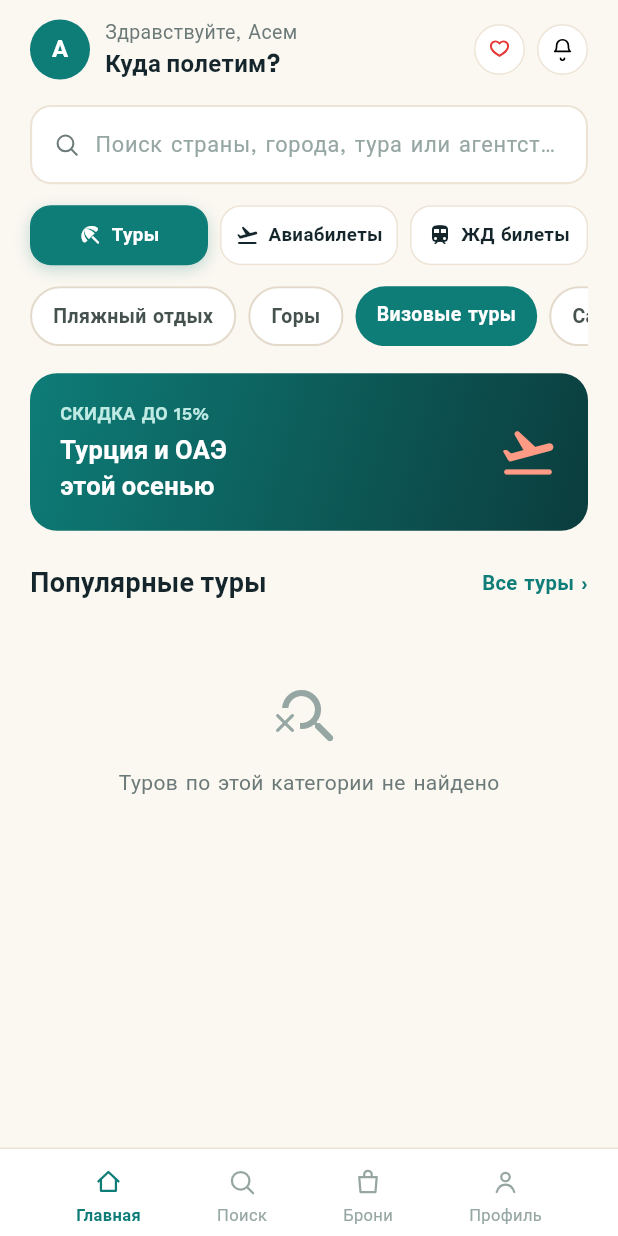
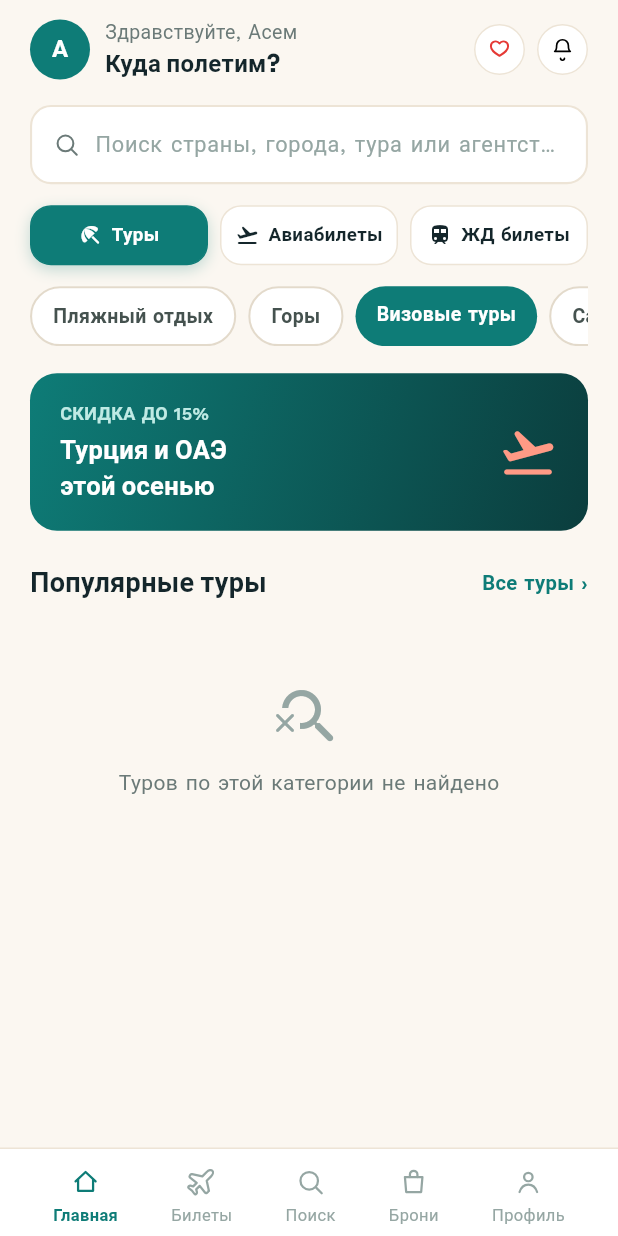
Before and after one commit to abylhair123-beep/turfirm, a Flutter app: the HomeScreen screen opened directly, after a tap on "Горы", after a tap on "Визовые туры", on a phone screen of 412 x 824 dp. Run offline on Flutter 3.47's test engine with Material 3 defaults, Android fonts, the phone set to English and light mode, and no system bars; our stand-ins replace flutter_svg, google_fonts, image_picker, qr_flutter, sentry_flutter, shared_preferences; accounts and stored records are empty; network calls fail.

Commit message:
feat(tickets): add Tickets to primary bottom navigation bar and home quick switcher

```diff
--- a/lib/screens/home_screen.dart
+++ b/lib/screens/home_screen.dart
@@ -45,23 +45,27 @@ class _HomeScreenState extends State<HomeScreen> {
   Widget _buildCurrentTab() {
     switch (_tabIndex) {
       case 1:
+        return const TicketsScreen();
+      case 2:
         return const SearchScreen();
-      case 2:
+      case 3:
         return const BookingsListScreen();
-      case 3:
+      case 4:
         return const ProfileScreen();
       default:
         return _HomeCatalogTab(
-          onOpenSearch: () => setState(() => _tabIndex = 1),
+          onOpenSearch: () => setState(() => _tabIndex = 2),
+          onOpenTickets: () => setState(() => _tabIndex = 1),
         );
     }
   }
 }
 
 class _HomeCatalogTab extends StatefulWidget {
-  const _HomeCatalogTab({required this.onOpenSearch});
+  const _HomeCatalogTab({required this.onOpenSearch, this.onOpenTickets});
 
   final VoidCallback onOpenSearch;
+  final VoidCallback? onOpenTickets;
 
   @override
   State<_HomeCatalogTab> createState() => _HomeCatalogTabState();
@@ -622,6 +626,7 @@ class _BottomTabBar extends StatelessWidget {
 
   List<(String, String)> _getTabs() => [
     (AppIcons.home, LocaleService.tr('nav_home')),
+    (AppIcons.flight, LocaleService.tr('nav_tickets')),
     (AppIcons.searchTab, LocaleService.tr('nav_search')),
     (AppIcons.ticket, LocaleService.tr('nav_bookings')),
     (AppIcons.user, LocaleService.tr('nav_profile')),
--- a/lib/services/locale_service.dart
+++ b/lib/services/locale_service.dart
@@ -58,6 +58,7 @@ class LocaleService {
     'ru': {
       // Табы
       'nav_home': 'Главная',
+      'nav_tickets': 'Билеты',
       'nav_search': 'Поиск',
       'nav_bookings': 'Брони',
       'nav_profile': 'Профиль',
@@ -133,6 +134,7 @@ class LocaleService {
     'kk': {
       // Табы
       'nav_home': 'Басты бет',
+      'nav_tickets': 'Билеттер',
       'nav_search': 'Іздеу',
       'nav_bookings': 'Брондар',
       'nav_profile': 'Профиль',
@@ -208,6 +210,7 @@ class LocaleService {
     'en': {
       // Табы
       'nav_home': 'Home',
+      'nav_tickets': 'Tickets',
       'nav_search': 'Search',
       'nav_bookings': 'Bookings',
       'nav_profile': 'Profile',
--- a/lib/widgets/app_icon.dart
+++ b/lib/widgets/app_icon.dart
@@ -48,6 +48,9 @@ class AppIcons {
   static const ticket = '''
 <svg viewBox="0 0 24 24" fill="none" stroke="#000" stroke-width="1.8" stroke-linecap="round" stroke-linejoin="round" xmlns="http://www.w3.org/2000/svg"><path d="M5 8h14l-1 12H6L5 8Z"/><path d="M9 8V6a3 3 0 0 1 6 0v2"/></svg>''';
 
+  static const flight = '''
+<svg viewBox="0 0 24 24" fill="none" stroke="#000" stroke-width="1.8" stroke-linecap="round" stroke-linejoin="round" xmlns="http://www.w3.org/2000/svg"><path d="M17.8 19.2 16 11l3.5-3.5C21 6 21.5 4 20.5 3c-1-1-3-.5-4.5 1L12.5 7.5 4.3 5.7c-.5-.1-1 .1-1.3.5l-.5.7c-.4.5-.3 1.2.2 1.6l5.3 4.2-2.8 2.8-2.3-.6c-.4-.1-.8.1-1.1.4l-.4.4c-.3.4-.2.9.2 1.2l2.6 2 2 2.6c.3.4.8.5 1.2.2l.4-.4c.3-.3.5-.7.4-1.1l-.6-2.3 2.8-2.8 4.2 5.3c.4.5 1.1.6 1.6.2l.7-.5c.4-.3.6-.8.5-1.3z"/></svg>''';
+
   static const user = '''
 <svg viewBox="0 0 24 24" fill="none" stroke="#000" stroke-width="1.8" stroke-linecap="round" stroke-linejoin="round" xmlns="http://www.w3.org/2000/svg"><circle cx="12" cy="8" r="3.4"/><path d="M5 20c1.2-4 4-6 7-6s5.8 2 7 6"/></svg>''';
 
```
